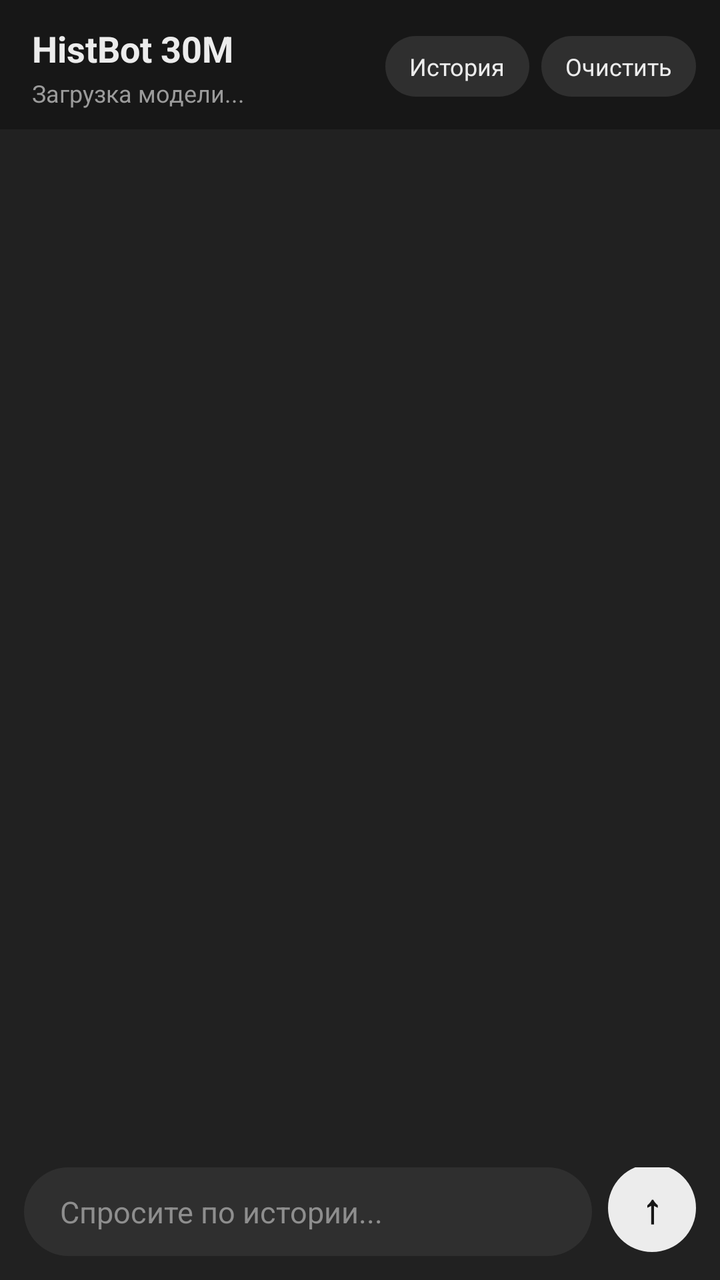
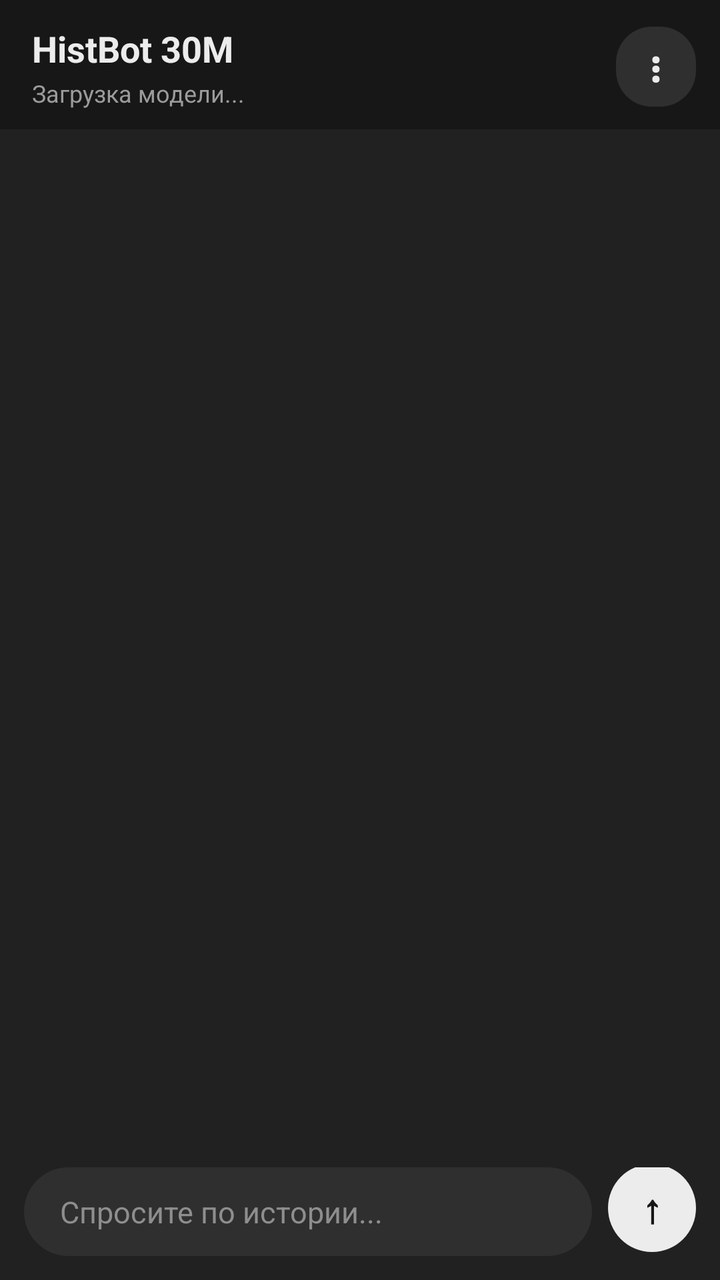

Two renders of the same Android screen: before a commit and after it. Below are the layout's source before the change and the commit's diff.
<!-- AndroidManifest.xml: application theme Theme.HistBot -->
<!-- res/layout/activity_main.xml -->
<?xml version="1.0" encoding="utf-8"?>
<LinearLayout xmlns:android="http://schemas.android.com/apk/res/android"
    android:layout_width="match_parent"
    android:layout_height="match_parent"
    android:orientation="vertical"
    android:background="#212121">

    <LinearLayout
        android:layout_width="match_parent"
        android:layout_height="wrap_content"
        android:orientation="horizontal"
        android:gravity="center_vertical"
        android:background="#171717"
        android:paddingStart="16dp"
        android:paddingEnd="12dp"
        android:paddingTop="12dp"
        android:paddingBottom="10dp">

        <LinearLayout
            android:layout_width="0dp"
            android:layout_height="wrap_content"
            android:layout_weight="1"
            android:orientation="vertical">

            <TextView
                android:layout_width="wrap_content"
                android:layout_height="wrap_content"
                android:text="HistBot 30M"
                android:textColor="#ECECEC"
                android:textSize="18sp"
                android:textStyle="bold" />

            <TextView
                android:id="@+id/statusText"
                android:layout_width="wrap_content"
                android:layout_height="wrap_content"
                android:text="Загрузка модели..."
                android:textColor="#9B9B9B"
                android:textSize="12sp"
                android:layout_marginTop="2dp" />
        </LinearLayout>

        <TextView
            android:id="@+id/historyBtn"
            android:layout_width="wrap_content"
            android:layout_height="wrap_content"
            android:background="@drawable/bg_user_bubble"
            android:paddingStart="12dp"
            android:paddingEnd="12dp"
            android:paddingTop="7dp"
            android:paddingBottom="7dp"
            android:text="История"
            android:textColor="#ECECEC"
            android:textSize="12sp" />

        <TextView
            android:id="@+id/clearBtn"
            android:layout_width="wrap_content"
            android:layout_height="wrap_content"
            android:layout_marginStart="6dp"
            android:background="@drawable/bg_user_bubble"
            android:paddingStart="12dp"
            android:paddingEnd="12dp"
            android:paddingTop="7dp"
            android:paddingBottom="7dp"
            android:text="Очистить"
            android:textColor="#ECECEC"
            android:textSize="12sp" />
    </LinearLayout>

    <androidx.recyclerview.widget.RecyclerView
        android:id="@+id/chatRecycler"
        android:layout_width="match_parent"
        android:layout_height="0dp"
        android:layout_weight="1"
        android:clipToPadding="false"
        android:paddingTop="12dp"
        android:paddingBottom="12dp" />

    <LinearLayout
        android:layout_width="match_parent"
        android:layout_height="wrap_content"
        android:orientation="horizontal"
        android:gravity="bottom"
        android:padding="12dp"
        android:background="#212121">

        <EditText
            android:id="@+id/inputEdit"
            android:layout_width="0dp"
            android:layout_height="wrap_content"
            android:layout_weight="1"
            android:background="@drawable/bg_input"
            android:hint="Спросите по истории..."
            android:textColor="#ECECEC"
            android:textColorHint="#8E8E8E"
            android:textSize="15sp"
            android:maxLines="4"
            android:paddingStart="18dp"
            android:paddingEnd="18dp"
            android:paddingTop="12dp"
            android:paddingBottom="12dp"
            android:inputType="textCapSentences|textMultiLine" />

        <TextView
            android:id="@+id/sendBtn"
            android:layout_width="44dp"
            android:layout_height="44dp"
            android:layout_marginStart="8dp"
            android:background="@drawable/bg_send_btn"
            android:gravity="center"
            android:text="↑"
            android:textColor="#171717"
            android:textSize="20sp"
            android:textStyle="bold" />
    </LinearLayout>
</LinearLayout>
<!-- resources referenced by this layout -->
<resources>
  <!-- drawable bg_input (drawable) -->
  <?xml version="1.0" encoding="utf-8"?>
  <shape xmlns:android="http://schemas.android.com/apk/res/android">
      <solid android:color="#2F2F2F"/>
      <corners android:radius="24dp"/>
  </shape>
  <!-- drawable bg_send_btn (drawable) -->
  <?xml version="1.0" encoding="utf-8"?>
  <shape xmlns:android="http://schemas.android.com/apk/res/android" android:shape="oval">
      <solid android:color="#ECECEC"/>
  </shape>
  <!-- drawable bg_user_bubble (drawable) -->
  <?xml version="1.0" encoding="utf-8"?>
  <shape xmlns:android="http://schemas.android.com/apk/res/android">
      <solid android:color="#2F2F2F"/>
      <corners android:radius="18dp"/>
  </shape>
  <style name="Theme.HistBot" parent="Theme.MaterialComponents.DayNight.NoActionBar">
          <item name="colorPrimary">#10A37F</item>
          <item name="colorPrimaryVariant">#0D8A6A</item>
          <item name="colorOnPrimary">#FFFFFF</item>
          <item name="android:statusBarColor">#171717</item>
          <item name="android:navigationBarColor">#212121</item>
          <item name="android:windowBackground">#212121</item>
      </style>
</resources>

<!-- the commit's change to res/layout/activity_main.xml (unified diff, before → after) -->
@@ -41,31 +41,15 @@
         </LinearLayout>
 
         <TextView
-            android:id="@+id/historyBtn"
-            android:layout_width="wrap_content"
-            android:layout_height="wrap_content"
+            android:id="@+id/menuBtn"
+            android:layout_width="40dp"
+            android:layout_height="40dp"
             android:background="@drawable/bg_user_bubble"
-            android:paddingStart="12dp"
-            android:paddingEnd="12dp"
-            android:paddingTop="7dp"
-            android:paddingBottom="7dp"
-            android:text="История"
+            android:gravity="center"
+            android:text="⋮"
             android:textColor="#ECECEC"
-            android:textSize="12sp" />
-
-        <TextView
-            android:id="@+id/clearBtn"
-            android:layout_width="wrap_content"
-            android:layout_height="wrap_content"
-            android:layout_marginStart="6dp"
-            android:background="@drawable/bg_user_bubble"
-            android:paddingStart="12dp"
-            android:paddingEnd="12dp"
-            android:paddingTop="7dp"
-            android:paddingBottom="7dp"
-            android:text="Очистить"
-            android:textColor="#ECECEC"
-            android:textSize="12sp" />
+            android:textSize="20sp"
+            android:textStyle="bold" />
     </LinearLayout>
 
     <androidx.recyclerview.widget.RecyclerView
